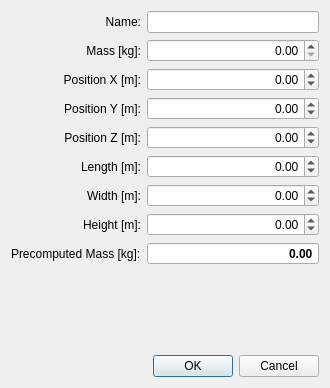
Qt form src/gui/DialogEdit.ui (marek-cel/mc-mass) before a commit.
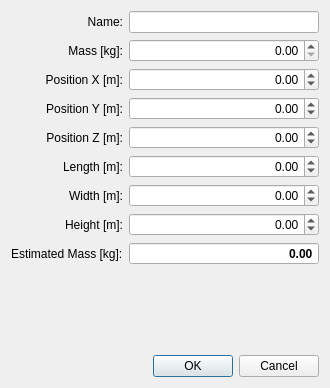
The same form after that commit.

```diff
--- a/src/gui/DialogEdit.ui
+++ b/src/gui/DialogEdit.ui
@@ -259,7 +259,7 @@
    <item row="8" column="0">
     <widget class="QLabel" name="labelComputedMass">
      <property name="text">
-      <string>Precomputed Mass [kg]:</string>
+      <string>Estimated Mass [kg]:</string>
      </property>
      <property name="buddy">
       <cstring>spinBoxComputedMass</cstring>
```
Left out of the diff: 8 changed lines with no effect on the pictures.
